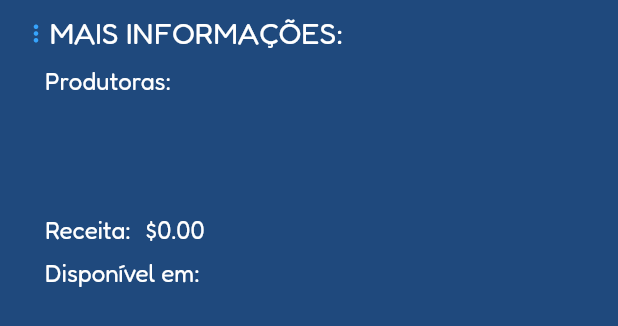
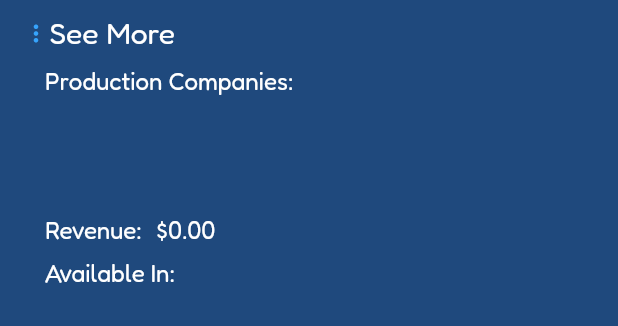
Before and after one commit to jorgednts/movie-app, a Flutter app: the MovieAdditionalDetailsWidget widget shown alone on an empty page, opened directly with empty values, on a phone screen of 412 x 824 dp. Shown: the top 326 px of the screen. Run offline on Flutter 3.47's test engine with Material 2 defaults, Android fonts, the phone set to English and light mode, and no system bars; our stand-ins replace dio, flutter_modular; network calls fail.

Commit message:
Implement String Intl

```diff
--- /dev/null
+++ b/lib/l10n/intl_en_US.arb
@@ -0,0 +1,15 @@
+{
+  "@@ locale": "en_US",
+  "appTitle": "TMDB",
+  "movieDetailsPageLoading": "Loading ...",
+  "genericError": "An error has occurred!",
+  "failedConnection": "Connection failed!",
+  "movieListPageReleaseDate": "Released:",
+  "movieListPageSeeMore": "See More",
+  "movieDetailsPageOriginalTitle": "Original Title:",
+  "movieDetailsPageMoreInfo": "MORE INFO:",
+  "movieDetailsPageProductionCompanies": "Production Companies:",
+  "movieDetailsPageRevenue": "Revenue:",
+  "movieDetailsPageAvailableIn": "Available In:",
+  "tryAgain": "Try Again"
+}
--- a/lib/modules/movies/presentation/common/widgets/movie_additional_details_widget.dart
+++ b/lib/modules/movies/presentation/common/widgets/movie_additional_details_widget.dart
@@ -1,6 +1,7 @@
 import 'package:flutter/material.dart';
 import 'package:intl/intl.dart';
 
+import '../../../../../generated/l10n.dart';
 import '../../../domain/model/details/movie_details_model.dart';
 import '../constants/movies_constant_colors.dart';
 
@@ -20,17 +21,17 @@ class MovieAdditionalDetailsWidget extends StatelessWidget {
           children: [
             const SizedBox(height: 10),
             Row(
-              children: const [
-                SizedBox(width: 15),
-                Icon(
+              children: [
+                const SizedBox(width: 15),
+                const Icon(
                   Icons.more_vert_rounded,
                   color: MoviesConstantColors.lightBlue,
                   size: 18,
                 ),
                 Expanded(
                   child: Text(
-                    'MAIS INFORMAÇÕES:',
-                    style: TextStyle(
+                    S.of(context).movieListPageSeeMore,
+                    style: const TextStyle(
                       color: MoviesConstantColors.white,
                       fontWeight: FontWeight.w500,
                       fontSize: 20,
@@ -40,11 +41,11 @@ class MovieAdditionalDetailsWidget extends StatelessWidget {
               ],
             ),
             const SizedBox(height: 10),
-            const Padding(
-              padding: EdgeInsets.only(left: 30),
+            Padding(
+              padding: const EdgeInsets.only(left: 30),
               child: Text(
-                'Produtoras:',
-                style: TextStyle(
+                S.of(context).movieDetailsPageProductionCompanies,
+                style: const TextStyle(
                   color: MoviesConstantColors.white,
                   fontWeight: FontWeight.w500,
                   fontSize: 16,
@@ -97,9 +98,9 @@ class MovieAdditionalDetailsWidget extends StatelessWidget {
             Row(
               children: [
                 const SizedBox(width: 30),
-                const Text(
-                  'Receita:',
-                  style: TextStyle(
+                Text(
+                  S.of(context).movieDetailsPageRevenue,
+                  style: const TextStyle(
                     color: MoviesConstantColors.white,
                     fontWeight: FontWeight.w500,
                     fontSize: 16,
@@ -118,11 +119,11 @@ class MovieAdditionalDetailsWidget extends StatelessWidget {
               ],
             ),
             const SizedBox(height: 10),
-            const Padding(
-              padding: EdgeInsets.only(left: 30),
+            Padding(
+              padding: const EdgeInsets.only(left: 30),
               child: Text(
-                'Disponível em: ',
-                style: TextStyle(
+                S.of(context).movieDetailsPageAvailableIn,
+                style: const TextStyle(
                   color: MoviesConstantColors.white,
                   fontWeight: FontWeight.w500,
                   fontSize: 16,
--- a/pubspec.yaml
+++ b/pubspec.yaml
@@ -95,5 +95,5 @@ flutter:
   # For details regarding fonts from package dependencies,
   # see https://flutter.dev/custom-fonts/#from-packages
 flutter_intl:
-  main_locale: en_US
+  main_locale: pt_BR
   enabled: true
```
Also changed, not shown: lib/l10n/intl_pt_BR.arb (added, +15 -0 lines), lib/main.dart (+9 -1 lines), lib/modules/movies/presentation/common/widgets/custom_error_widget.dart (+4 -3 lines), lib/modules/movies/presentation/common/widgets/movie_card_widget.dart (+7 -6 lines), lib/modules/movies/presentation/common/widgets/movie_general_details_widget.dart (+5 -4 lines), lib/modules/movies/presentation/page/movie_details_page.dart (+4 -3 lines), lib/modules/movies/presentation/page/movie_list_page.dart (+4 -3 lines), lib/generated/intl/messages_all.dart (added), lib/generated/intl/messages_en_US.dart (added), lib/generated/intl/messages_pt_BR.dart (added), lib/generated/l10n.dart (added).
